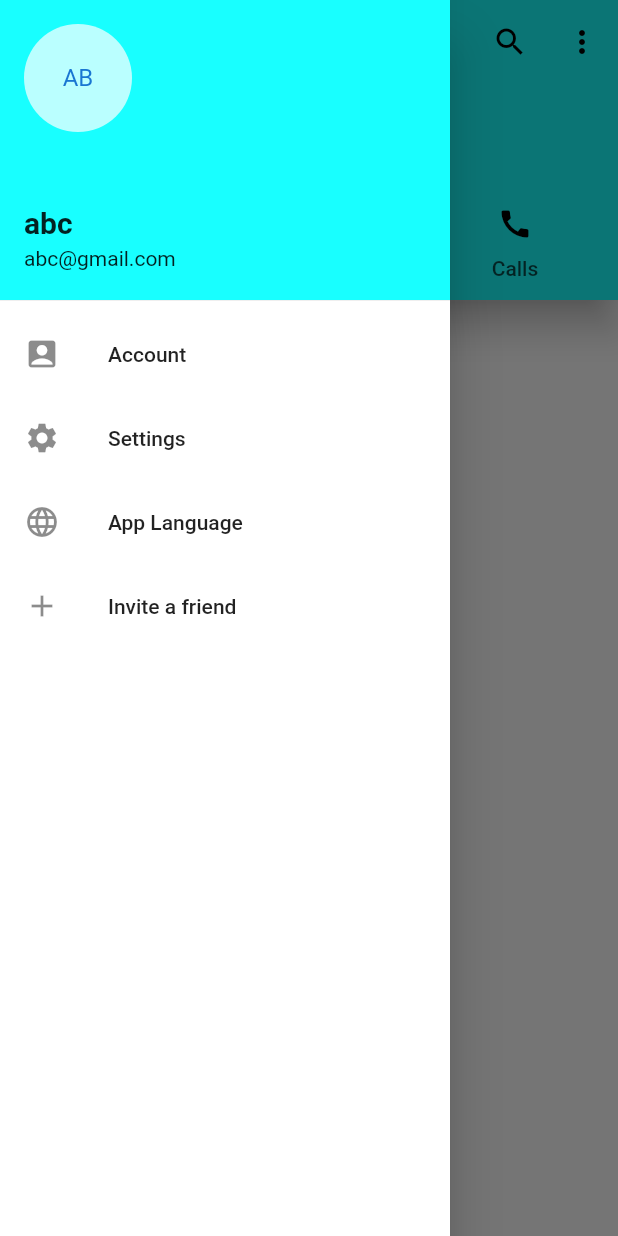
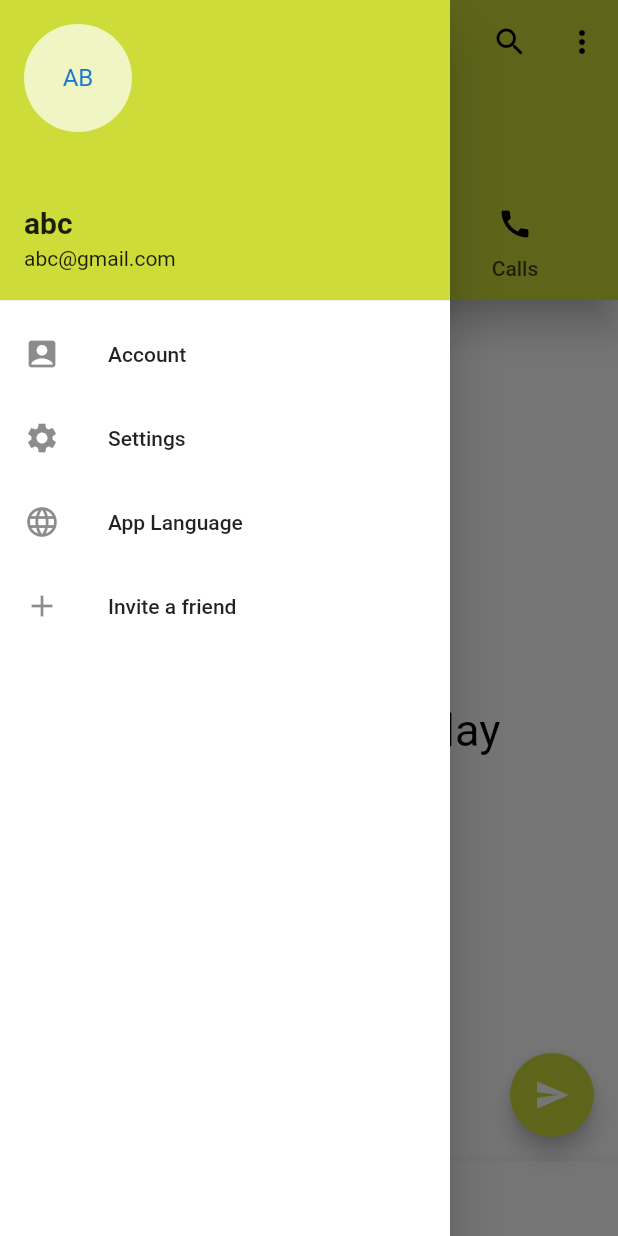
Before and after one commit to ParamitaChowdhury/Gossiper_repo, a Flutter app: the screen it shows after launch, with the side drawer open, on a phone screen of 412 x 824 dp. Run offline on Flutter 3.47's test engine with Material 2 defaults, Android fonts, the light colour scheme and no system bars; our stand-ins replace fluttertoast.

Commit message:
PopupmenuButton Commit

```diff
--- a/lib/CallsApp.dart
+++ b/lib/CallsApp.dart
@@ -12,7 +12,7 @@ class _CallsAppState extends State<CallsApp> {
   Widget build(BuildContext context) {
     return const Center(
       child: Text('No calls to display',
-          style: TextStyle(color: Colors.black, fontSize: 50),
+          style: TextStyle(color: Colors.black, fontSize: 30),
           textDirection: TextDirection.ltr),
     );
   }
--- a/lib/ChatsApp.dart
+++ b/lib/ChatsApp.dart
@@ -13,7 +13,7 @@ class _ChatsAppState extends State<ChatsApp> {
     return const Center(
       child: Text(
         'No chats to display',
-        style: TextStyle(color: Colors.black, fontSize: 50),
+        style: TextStyle(color: Colors.black, fontSize: 30),
         textDirection: TextDirection.ltr,
       ),
     );
--- a/lib/StoriesApp.dart
+++ b/lib/StoriesApp.dart
@@ -12,7 +12,7 @@ class _StoriesAppState extends State<StoriesApp> {
   Widget build(BuildContext context) {
     return const Center(
       child: Text('No stories to display',
-          style: TextStyle(color: Colors.black, fontSize: 50),
+          style: TextStyle(color: Colors.black, fontSize: 30),
           textDirection: TextDirection.ltr),
     );
   }
--- a/lib/appbarApp.dart
+++ b/lib/appbarApp.dart
@@ -43,7 +43,7 @@ class _AppBarAppState extends State<AppBarApp>
                         fontSize: 50)),
               ],
             ),
-            backgroundColor: Colors.cyanAccent,
+            backgroundColor: Colors.lime,
             actions: [
               IconButton(
                   icon: Icon(Icons.search, color: Colors.black),
@@ -62,11 +62,12 @@ class _AppBarAppState extends State<AppBarApp>
                   ),
                   itemBuilder: (context) => [
                         PopupMenuItem(child: Text('Create New Group')),
-                        PopupMenuItem(child: Text('Starred Message')),
+                        PopupMenuItem(child: Text('Starred Messages')),
                       ])
             ],
             bottom: TabBar(
               controller: _tabController,
+              indicatorColor: Colors.green,
               tabs: const [
                 Tab(
                   icon: Icon(
@@ -95,6 +96,20 @@ class _AppBarAppState extends State<AppBarApp>
         children: const [ChatsApp(), StoriesApp(), CallsApp()],
       ),
       drawer: DrawerApp(),
+      floatingActionButton: FloatingActionButton(
+        onPressed: () {
+          // Add your onPressed code here!
+        },
+        backgroundColor: Colors.lime,
+        child: const Icon(Icons.send),
+      ),
+      bottomNavigationBar: BottomAppBar(
+        // color: Colors.cyanAccent,
+        child: Container(
+          height: 50.0,
+        ),
+      ),
+      floatingActionButtonLocation: FloatingActionButtonLocation.endFloat,
     );
   }
 }
--- a/lib/drawerApp.dart
+++ b/lib/drawerApp.dart
@@ -26,7 +26,7 @@ class _DrawerAppState extends State<DrawerApp> {
             currentAccountPicture: CircleAvatar(
                 backgroundColor: Colors.white70, child: Text('AB')),
             decoration: BoxDecoration(
-              color: Colors.cyanAccent,
+              color: Colors.lime,
             ),
           ),
         ),
--- a/lib/main.dart
+++ b/lib/main.dart
@@ -6,8 +6,7 @@ void main() {
     MaterialApp(
       title: 'Gossiper',
       theme: ThemeData(
-          primaryColor: Colors.cyanAccent,
-          scaffoldBackgroundColor: Colors.white),
+          primaryColor: Colors.lime, scaffoldBackgroundColor: Colors.white),
       debugShowCheckedModeBanner: false,
       home: AppBarApp(),
     ),
```
